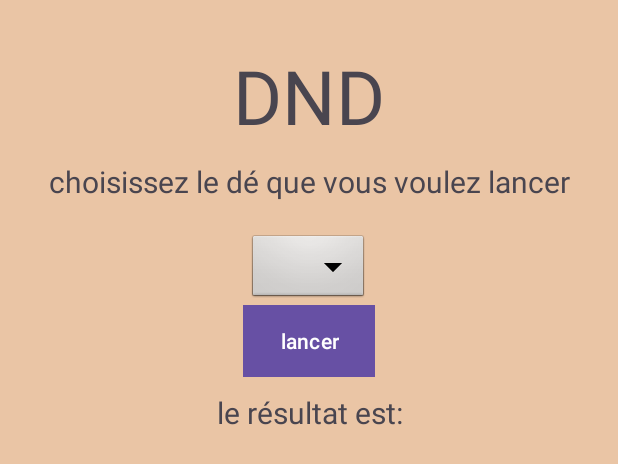
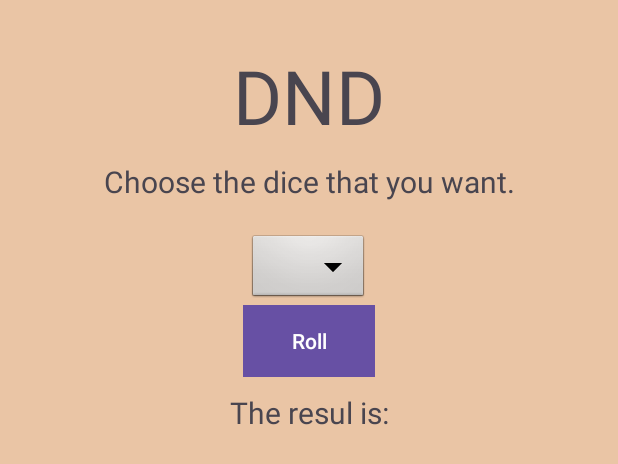
Before and after one commit to Boldlowa360/Projet-app-D-s, an Android app: the layout activity_main.xml on its own in the app's theme, with its tools: preview values and no code run, on a phone screen of 412 x 824 dp. Shown: the top 464 px of the screen. Run offline under Robolectric (Android 15) with nearby library versions, the phone set to English and light mode, and no system bars.

Commit message:
FCT Traduction
Ajout du fichiers FR et traduction du contenu

```diff
--- a/app/src/main/res/values/strings.xml
+++ b/app/src/main/res/values/strings.xml
@@ -1,9 +1,9 @@
 <resources>
     <string name="app_name">DND</string>
     <string name="tittle">DND</string>
-    <string name="instruction">choisissez le dé que vous voulez lancer</string>
-    <string name="lancer">lancer</string>
-    <string name="resultat">le résultat est:</string>
-    <string name="pile">Pile</string>
+    <string name="instruction">Choose the dice that you want.</string>
+    <string name="lancer">Roll</string>
+    <string name="resultat">The resul is:</string>
+    <string name="pile">Tail</string>
     <string name="face">Face</string>
 </resources>
```
Also changed, not shown: 1 other file.
